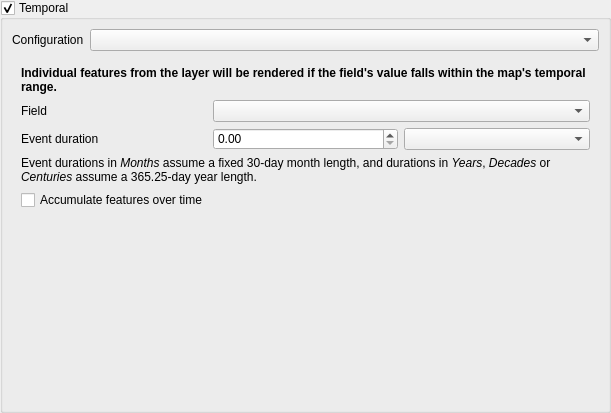
Before: the Qt Designer form src/ui/qgsvectorlayertemporalpropertieswidgetbase.ui in qgis/QGIS, drawn with Qt 5.
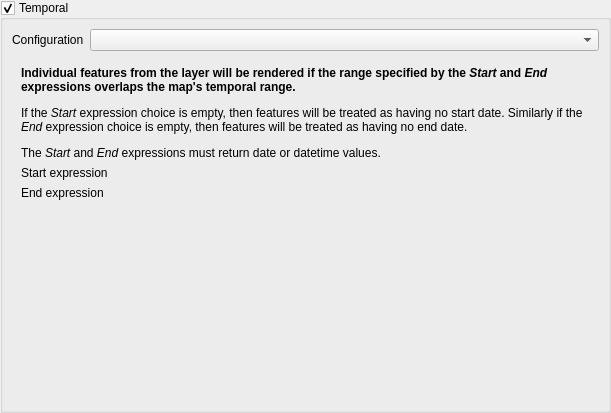
After: the same form once the commit is applied. Custom widgets are drawn as their Qt base class.

Commit message:
[feature][temporal] Add mode where start and end date are defined by expressions
Allows for handling any kind of corner case, e.g. start/end time in custom
string type fields, start/end time using numeric offsets from a reference
date, etc.

Fixes #36319

Diff of the .ui file:
```diff
--- a/src/ui/qgsvectorlayertemporalpropertieswidgetbase.ui
+++ b/src/ui/qgsvectorlayertemporalpropertieswidgetbase.ui
@@ -94,7 +94,7 @@
           <item row="1" column="0" colspan="2">
            <widget class="QStackedWidget" name="mStackedWidget">
             <property name="currentIndex">
-             <number>1</number>
+             <number>4</number>
             </property>
             <widget class="QWidget" name="page_3">
              <layout class="QGridLayout" name="gridLayout_6">
@@ -345,6 +345,55 @@
               </item>
              </layout>
             </widget>
+            <widget class="QWidget" name="page_11">
+             <layout class="QGridLayout" name="gridLayout_12" columnstretch="0,1" columnminimumwidth="0,0">
+              <item row="0" column="0" colspan="2">
+               <widget class="QLabel" name="label_33">
+                <property name="text">
+                 <string>&lt;p&gt;&lt;b&gt;Individual features from the layer will be rendered if the range specified by the &lt;i&gt;Start&lt;/i&gt; and &lt;i&gt;End&lt;/i&gt; expressions overlaps the map's temporal range.&lt;/b&gt;&lt;/p&gt;
+&lt;p&gt;If the &lt;i&gt;Start&lt;/i&gt; expression choice is empty, then features will be treated as having no start date. Similarly if the &lt;i&gt;End&lt;/i&gt; expression choice is empty, then features will be treated as having no end date.&lt;/p&gt;
+&lt;p&gt;The &lt;i&gt;Start&lt;/i&gt; and &lt;i&gt;End&lt;/i&gt; expressions must return date or datetime values.&lt;/p&gt;</string>
+                </property>
+                <property name="wordWrap">
+                 <bool>true</bool>
+                </property>
+               </widget>
+              </item>
+              <item row="2" column="0">
+               <widget class="QLabel" name="label_31">
+                <property name="text">
+                 <string>End expression</string>
+                </property>
+               </widget>
+              </item>
+              <item row="1" column="0">
+               <widget class="QLabel" name="label_32">
+                <property name="text">
+                 <string>Start expression</string>
+                </property>
+               </widget>
+              </item>
+              <item row="3" column="0">
+               <spacer name="verticalSpacer_11">
+                <property name="orientation">
+                 <enum>Qt::Vertical</enum>
+                </property>
+                <property name="sizeHint" stdset="0">
+                 <size>
+                  <width>20</width>
+                  <height>40</height>
+                 </size>
+                </property>
+               </spacer>
+              </item>
+              <item row="1" column="1">
+               <widget class="QgsFieldExpressionWidget" name="mStartExpressionWidget" native="true"/>
+              </item>
+              <item row="2" column="1">
+               <widget class="QgsFieldExpressionWidget" name="mEndExpressionWidget" native="true"/>
+              </item>
+             </layout>
+            </widget>
             <widget class="QWidget" name="page_4">
              <layout class="QVBoxLayout" name="verticalLayout">
               <item>
@@ -429,6 +478,12 @@
    <extends>QDoubleSpinBox</extends>
    <header>qgsdoublespinbox.h</header>
   </customwidget>
+  <customwidget>
+   <class>QgsFieldExpressionWidget</class>
+   <extends>QWidget</extends>
+   <header>qgsfieldexpressionwidget.h</header>
+   <container>1</container>
+  </customwidget>
  </customwidgets>
  <tabstops>
   <tabstop>scrollArea</tabstop>
```
Left out of the diff: 3 changed lines with no effect on the pictures. The commit also changes 7 other files.
